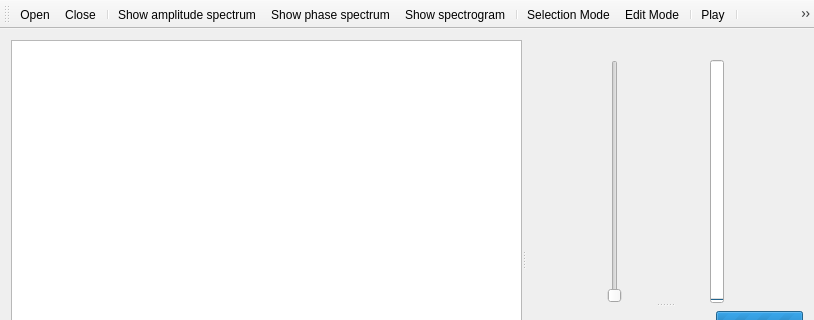
gillesdegottex/dfasma, file src/wmainwindow.ui: the form before one commit; both pictures show x 0 to 814 and y 0 to 320 of the 814 by 511 pixel window.
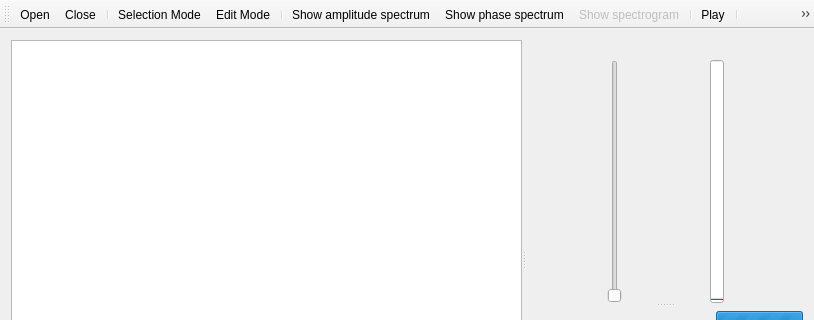
The form after the commit. Icons and pictures are not drawn.

Commit message: temporarily disable the spectrogram until finished

The edit to the form file:
```diff
--- a/src/wmainwindow.ui
+++ b/src/wmainwindow.ui
@@ -522,13 +522,13 @@
    <addaction name="actionOpen"/>
    <addaction name="actionCloseFile"/>
    <addaction name="separator"/>
+   <addaction name="actionSelectionMode"/>
+   <addaction name="actionEditMode"/>
+   <addaction name="separator"/>
    <addaction name="actionShowAmplitudeSpectrum"/>
    <addaction name="actionShowPhaseSpectrum"/>
    <addaction name="actionShowSpectrogram"/>
    <addaction name="separator"/>
-   <addaction name="actionSelectionMode"/>
-   <addaction name="actionEditMode"/>
-   <addaction name="separator"/>
    <addaction name="actionPlay"/>
    <addaction name="separator"/>
    <addaction name="actionSettings"/>
@@ -698,6 +698,9 @@
    <property name="checkable">
     <bool>true</bool>
    </property>
+   <property name="enabled">
+    <bool>false</bool>
+   </property>
    <property name="icon">
     <iconset resource="../ressources.qrc">
      <normaloff>:/icons/spectrogram.svg</normaloff>:/icons/spectrogram.svg</iconset>
```
